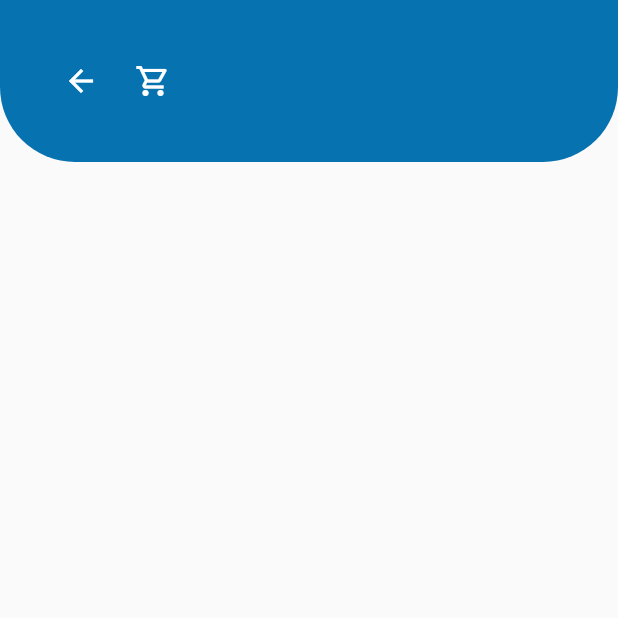
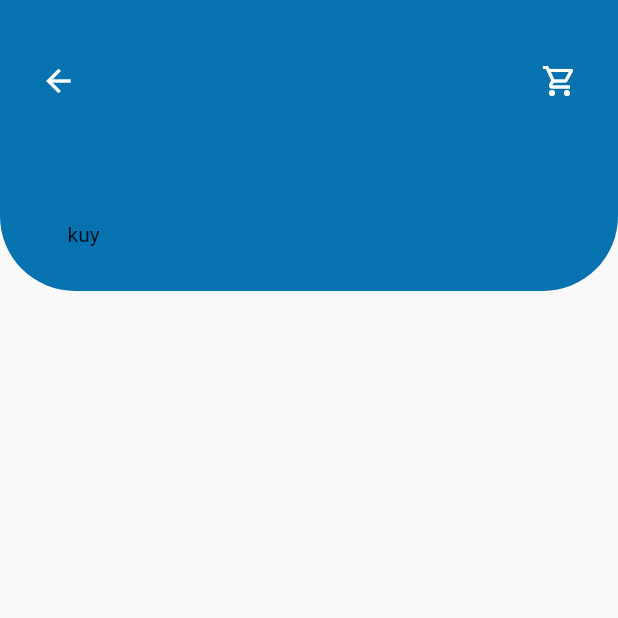
Before and after one commit to al-chakim/food_App, a Flutter app: the Home screen opened directly, on a phone screen of 412 x 824 dp, the top half of it. Run offline on Flutter 3.47's test engine with Material 2 defaults, Android fonts, the light colour scheme and no system bars.

Commit message:
ubah terus masih bingung bagian home page

```diff
--- a/foody/lib/home.dart
+++ b/foody/lib/home.dart
@@ -19,14 +19,21 @@ class _HomeState extends State<Home> {
           children: [
             Container(
               width: double.infinity,
-              padding: EdgeInsets.all(30),
+              padding: EdgeInsets.only(
+                top: 30,
+                left: 15,
+                right: 15
+              ),
               decoration: BoxDecoration(
                 color: biruTua,
                 borderRadius: BorderRadius.vertical(
                   bottom: Radius.circular(50),
                 ),
               ),
-              child: Row(
+              child: Column(
+                children: [
+                  Row(
+                    mainAxisAlignment: MainAxisAlignment.spaceBetween,
                     children: [
                       IconButton(
                         onPressed: (){
@@ -38,7 +45,6 @@ class _HomeState extends State<Home> {
                           color: Colors.white,
                         ),
                       ),
-
                       IconButton(
                         onPressed: (){
 
@@ -51,10 +57,23 @@ class _HomeState extends State<Home> {
                       ),
                     ],
                   ),
+                  SizedBox(height: 70,),
+                  Row(
+                    children: [
+                      Padding(
+                        padding: EdgeInsets.only(
+                          left: 30
+                        )
+                      ),
+                      Text('kuy')
+                    ],
+                  ),
+                  SizedBox(height: 30,)
+                ],
+              ),
             ),
             Row(
               children: [
-
               ],
             )
           ],
```
Lines whose indentation alone changed are shown as unchanged.
